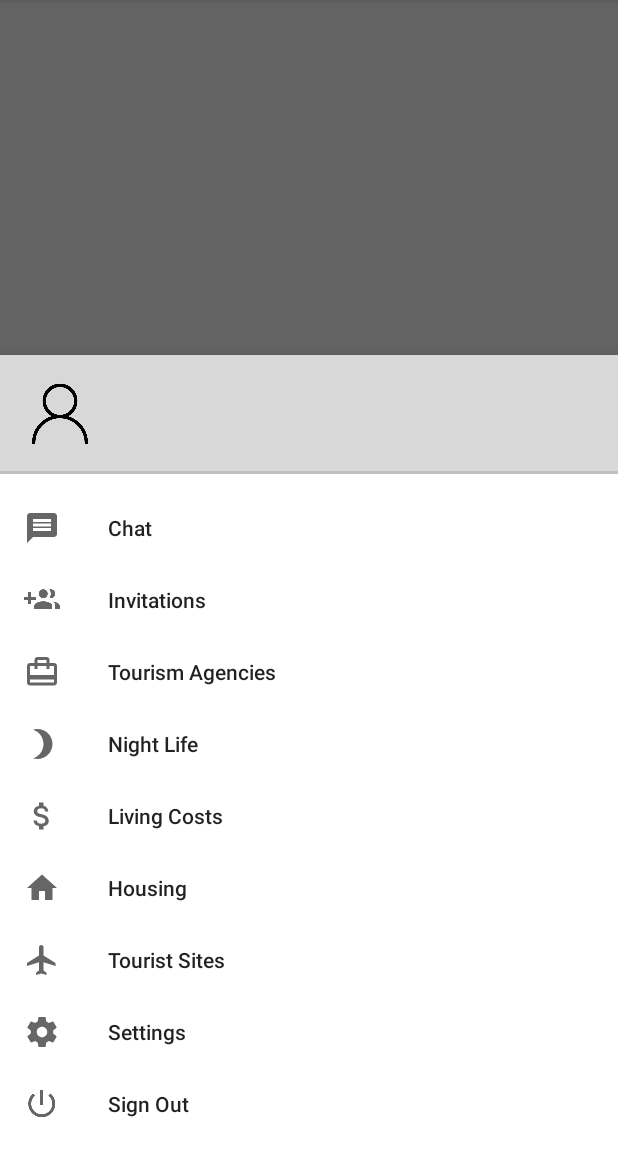
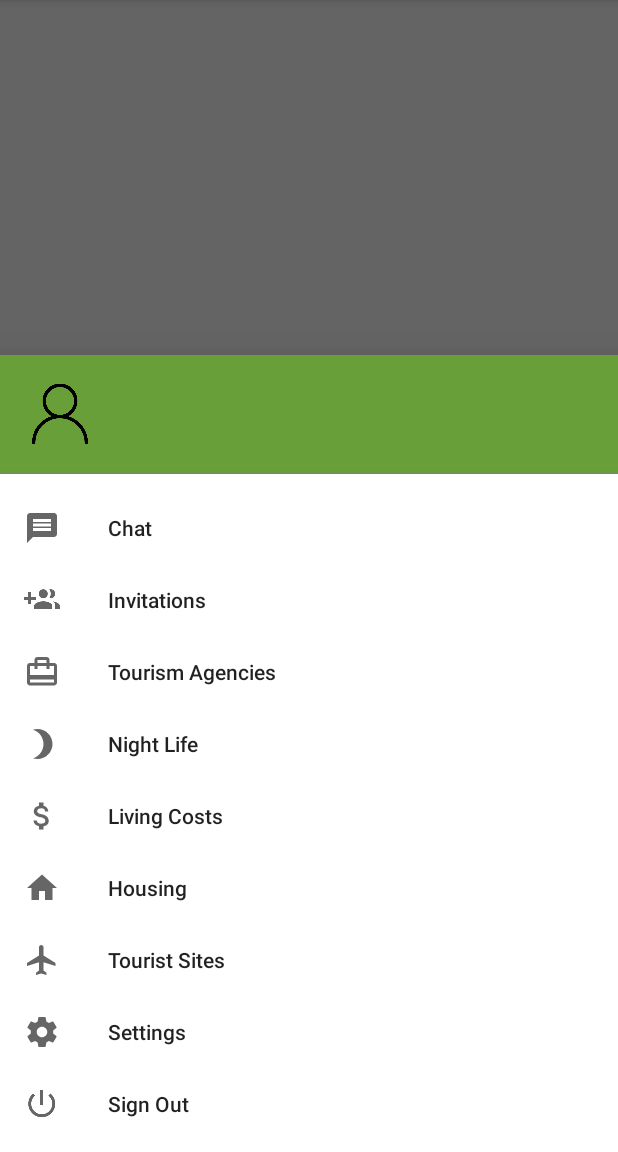
Before and after one commit to bernaljuandiego/Ingenieria-de-software-II, an Android app: the fragment BottomSheetNavigationFragment placed in its activity, on a phone screen of 412 x 824 dp, the part 84-1236 px from its top. Run offline under Robolectric (Android 15) with nearby library versions, the phone set to English and light mode, and no system bars; our stand-ins replace Firebase (no records; nobody signed in at launch, a user with empty details on screens opened directly); libraries missing offline, so code that uses them is left out: com.facebook, com.facebook.login; pictures from the network do not load; 1 statement that could not run was skipped.

Commit message:
BAB Menu color - FAB Effect.

```diff
--- a/excolnet/app/src/main/res/layout/activity_principal.xml
+++ b/excolnet/app/src/main/res/layout/activity_principal.xml
@@ -25,11 +25,12 @@
                 android:orientation="horizontal">
 
                 <ImageView
-                    android:id="@+id/imageView3"
+                    android:id="@+id/app_logo"
                     android:layout_width="56dp"
                     android:layout_height="wrap_content"
                     app:srcCompat="@drawable/ic_launcher_foreground"
-                    tools:ignore="VectorDrawableCompat" />
+                    tools:ignore="VectorDrawableCompat"
+                    android:onClick="runFabEffect"/>
 
                 <androidx.appcompat.widget.SearchView
                     android:id="@+id/searchView"
--- a/excolnet/app/src/main/res/layout/bottom_navigation_drawer.xml
+++ b/excolnet/app/src/main/res/layout/bottom_navigation_drawer.xml
@@ -10,7 +10,7 @@
     <RelativeLayout
         android:layout_width="match_parent"
         android:layout_height="wrap_content"
-        android:background="#D8D8D8">
+        android:background="@color/colorPrimaryDark">
 
         <ImageView
             android:id="@+id/profile_image_bottom_sheet"
```
